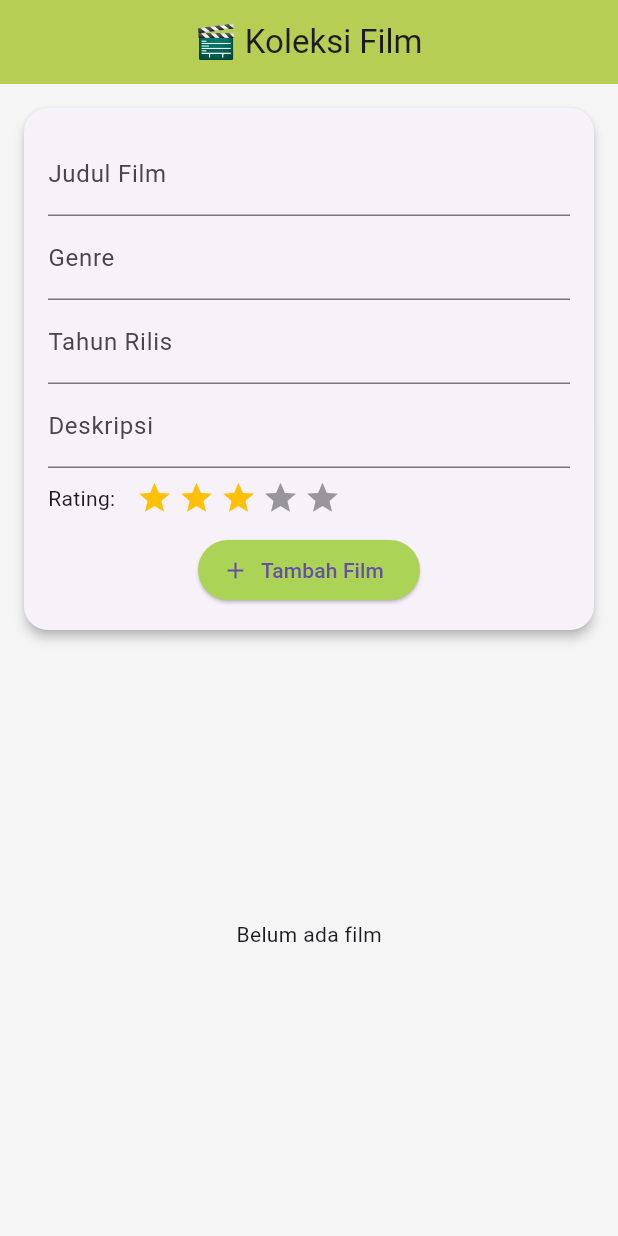
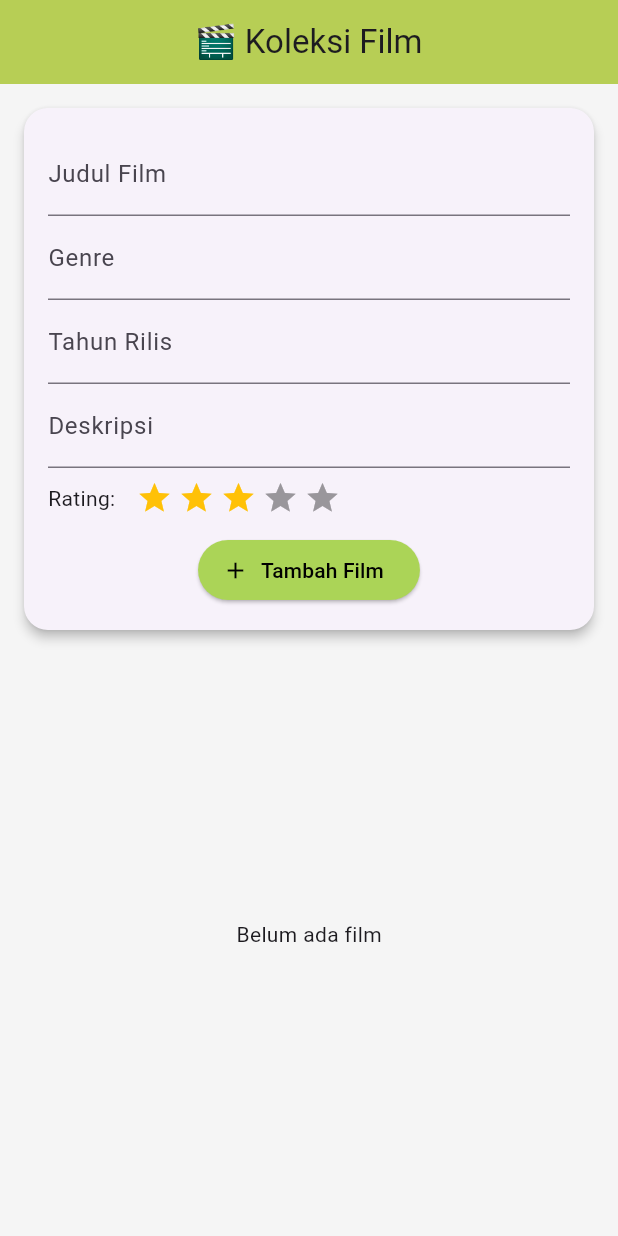
Before and after one commit to DwiRifqi/UTS-PBM-B-2021, a Flutter app: the screen it shows after launch, on a phone screen of 412 x 824 dp. Run offline on Flutter 3.47's test engine with Material 3 defaults, Android fonts, the phone set to English and light mode, and no system bars; drawn by our look-alikes of flutter_rating_bar; our stand-ins replace cloud_firestore, firebase_core; accounts and stored records are empty.

Commit message:
Ubah tampilan warna teks tombol jadi hitam

```diff
--- a/lib/Screen/Film_List_Page.dart
+++ b/lib/Screen/Film_List_Page.dart
@@ -127,9 +127,14 @@ class _FilmListPageState extends State<FilmListPage> {
                       ),
                       const SizedBox(height: 12),
                       ElevatedButton.icon(
-                        icon: Icon(_editingFilm == null ? Icons.add : Icons.save),
-                        label: Text(_editingFilm == null ? 'Tambah Film' : 'Simpan Perubahan'),
-                        style: ElevatedButton.styleFrom(backgroundColor: const Color.fromARGB(255, 171, 212, 87)),
+                        icon: Icon(_editingFilm == null ? Icons.add : Icons.save, color: Colors.black),
+                        label: Text(
+                          _editingFilm == null ? 'Tambah Film' : 'Simpan Perubahan',
+                          style: const TextStyle(color: Colors.black),
+                        ),
+                        style: ElevatedButton.styleFrom(
+                          backgroundColor: const Color.fromARGB(255, 171, 212, 87),
+                        ),
                         onPressed: _submitFilm,
                       ),
                     ],
@@ -174,13 +179,13 @@ class _FilmListPageState extends State<FilmListPage> {
                                     const SizedBox(height: 8),
                                     Row(
                                       children: List.generate(5, (index) {
-                                        return Icon(
-                                          index < film.rating.round()
-                                              ? Icons.star
-                                              : Icons.star_border,
-                                          color: Colors.amber,
-                                          size: 20,
-                                        );
+                                        if (index < film.rating.floor()) {
+                                          return const Icon(Icons.star, color: Colors.amber, size: 20);
+                                        } else if (index < film.rating && (film.rating - film.rating.floor()) >= 0.5 && index == film.rating.floor()) {
+                                          return const Icon(Icons.star_half, color: Colors.amber, size: 20);
+                                        } else {
+                                          return const Icon(Icons.star_border, color: Colors.amber, size: 20);
+                                        }
                                       }),
                                     ),
                                   ],
```
